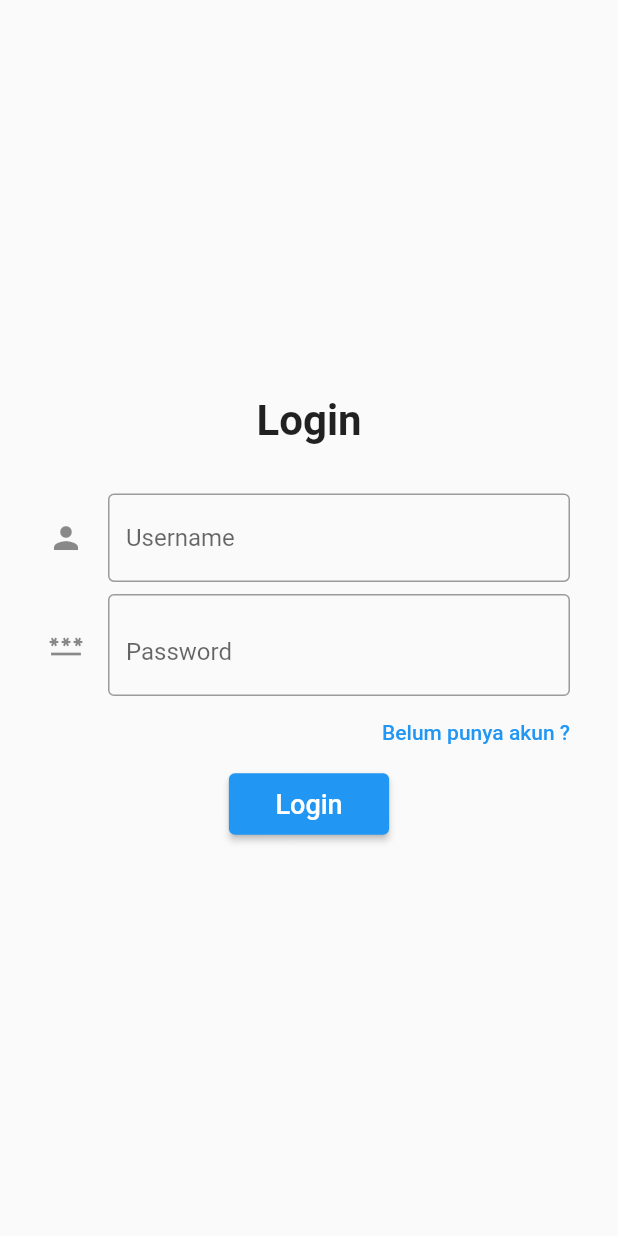
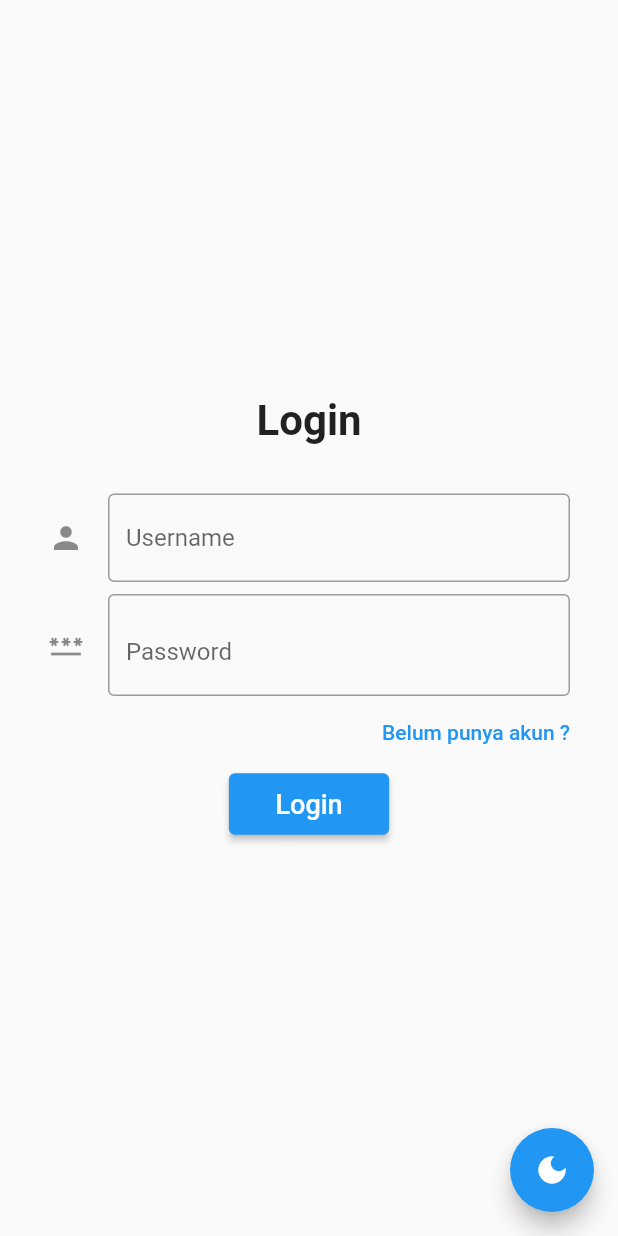
Before and after one commit to byonicku/hospitech, a Flutter app: the screen it shows after launch, on a phone screen of 412 x 824 dp. Run offline on Flutter 3.47's test engine with Material 2 defaults, Android fonts, the light colour scheme and no system bars.

Commit message:
done dark mode

```diff
--- a/lib/View/login.dart
+++ b/lib/View/login.dart
@@ -1,4 +1,5 @@
 import 'package:flutter/material.dart';
+import 'package:tugas_besar_hospital_pbp/main.dart';
 //* Sesuai dengan nama project Anda ,  awalnya akan error pada home,register,form component karena belum dibuat
 
 class LoginView extends StatefulWidget {
@@ -6,7 +7,7 @@ class LoginView extends StatefulWidget {
   //* data memiliki nilai ketika registrasi berhasil dilakukan
   final Map? data;
   //* Agar Map data bisa bersifat nullable, pada constructor dibungkus dengan kurung { } agar bersifat opsional
-  const LoginView({super.key, this.data});
+  LoginView({super.key, this.data});
 
   @override
   State<LoginView> createState() => _LoginViewState();
@@ -20,7 +21,16 @@ class _LoginViewState extends State<LoginView> {
   TextEditingController passwordController = TextEditingController();
 
   @override
+  void dispose() {
+    usernameController.dispose();
+    passwordController.dispose();
+    darkNotifier.dispose();
+    super.dispose();
+  }
+
+  @override
   Widget build(BuildContext context) {
+    bool isDark = darkNotifier.value;
     //* TextEditingController
     //* widget mengacu pada instance / objek LoginView
     Map? dataForm = widget.data;
@@ -157,6 +167,14 @@ class _LoginViewState extends State<LoginView> {
           ),
         ),
       ),
+      floatingActionButton: FloatingActionButton(
+        onPressed: () {
+          isDark = !isDark;
+          darkNotifier.value = !isDark;
+        },
+        tooltip: "Ganti Tema",
+        child: Icon(isDark ? Icons.light_mode : Icons.dark_mode),
+      ),
     );
   }
 
--- a/lib/main.dart
+++ b/lib/main.dart
@@ -5,13 +5,23 @@ void main() {
   runApp(const MainApp());
 }
 
+final darkNotifier = ValueNotifier<bool>(false);
+
 class MainApp extends StatelessWidget {
   const MainApp({super.key});
 
   @override
   Widget build(BuildContext context) {
-    return const MaterialApp(
-      home: LoginView(),
-    );
+    return ValueListenableBuilder<bool>(
+        valueListenable: darkNotifier,
+        builder: (BuildContext context, bool isDark, Widget? child) {
+          return MaterialApp(
+            title: "Hospital PBP",
+            themeMode: isDark ? ThemeMode.dark : ThemeMode.light,
+            theme: ThemeData.light(),
+            darkTheme: ThemeData.dark(),
+            home: LoginView(),
+          );
+        });
   }
 }
```
